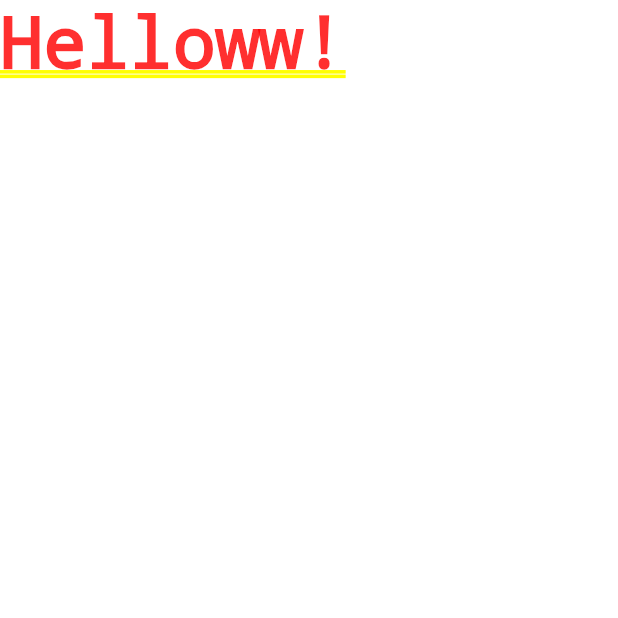
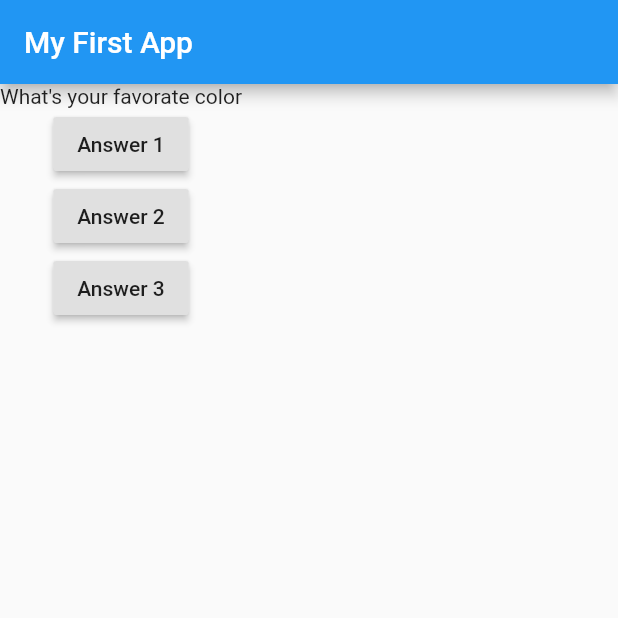
Before and after one commit to maneesh888/flutter-playground, a Flutter app: the screen it shows after launch, on a phone screen of 412 x 824 dp, the top half of it. Run offline on Flutter 3.47's test engine with Material 2 defaults, Android fonts, the phone set to English and light mode, and no system bars.

Commit message:
Button Actions added

```diff
--- a/flutter_learning/lib/main.dart
+++ b/flutter_learning/lib/main.dart
@@ -1,13 +1,44 @@
 import 'package:flutter/material.dart';
 
-void main() {
-  runApp(MyApp());
-}
+void main() => runApp(MyApp());
 
 class MyApp extends StatelessWidget {
+  @override
   Widget build(BuildContext context) {
+    var questionIndex = 0;
+    void answerQuestion() {
+      questionIndex = questionIndex + 1;
+      print(questionIndex);
+    }
+
+    var questions = [
+      'What\'s your favorate color',
+      'What\'s your favourate animal'
+    ];
     return MaterialApp(
-      home: Text('Helloww!'),
+      home: Scaffold(
+          appBar: AppBar(
+            title: Text('My First App'),
+          ),
+          body: Column(
+            children: [
+              Text(questions.elementAt(questionIndex)),
+              RaisedButton(
+                child: Text('Answer 1'),
+                onPressed: answerQuestion,
+              ),
+              RaisedButton(
+                child: Text('Answer 2'),
+                onPressed: answerQuestion,
+              ),
+              RaisedButton(
+                child: Text('Answer 3'),
+                onPressed: () {
+                  print('Answer 3 choosen');
+                },
+              )
+            ],
+          )),
     );
   }
 }
```
